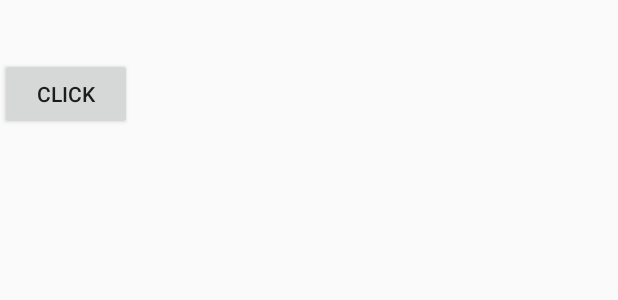
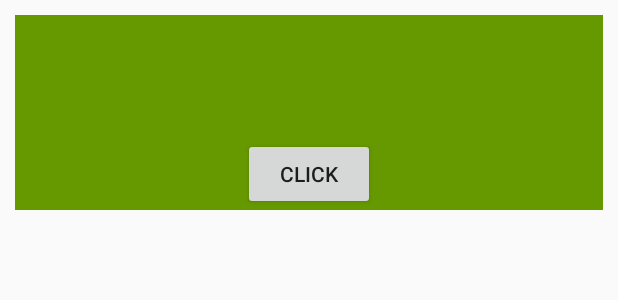
Before and after one commit to janishar/PlaceHolderView, an Android app: the layout item_view_2.xml on its own in the app's theme, with its tools: preview values and no code run, on a phone screen of 412 x 824 dp. Shown: the top 300 px of the screen. Run offline under Robolectric (Android 15) with nearby library versions, the phone set to English and light mode, and no system bars.

Commit message:
view test

```diff
--- a/PlaceHolderViewLib/app/build.gradle
+++ b/PlaceHolderViewLib/app/build.gradle
@@ -22,7 +22,7 @@ android {
 dependencies {
     compile fileTree(dir: 'libs', include: ['*.jar'])
     testCompile 'junit:junit:4.12'
-    compile 'com.android.support:appcompat-v7:23.+'
+    compile 'com.android.support:appcompat-v7:23.4.0'
     compile 'com.mindorks:butterknifelite:0.0.1'
     compile 'com.mindorks:placeholderview:0.0.1-beta2'
 }
--- a/PlaceHolderViewLib/app/src/main/res/layout/activity_main.xml
+++ b/PlaceHolderViewLib/app/src/main/res/layout/activity_main.xml
@@ -3,14 +3,10 @@
     xmlns:tools="http://schemas.android.com/tools"
     android:layout_width="match_parent"
     android:layout_height="match_parent"
-    android:paddingBottom="@dimen/activity_vertical_margin"
-    android:paddingLeft="@dimen/activity_horizontal_margin"
-    android:paddingRight="@dimen/activity_horizontal_margin"
-    android:paddingTop="@dimen/activity_vertical_margin"
     tools:context="com.mindorks.test.MainActivity">
     <com.mindorks.placeholderview.PlaceHolderView
         android:id="@+id/placeHolderView"
-        android:layout_width="wrap_content"
+        android:layout_width="match_parent"
         android:layout_height="wrap_content"
         android:text="Hello World!" />
 </RelativeLayout>
--- a/PlaceHolderViewLib/app/src/main/res/layout/item_view_2.xml
+++ b/PlaceHolderViewLib/app/src/main/res/layout/item_view_2.xml
@@ -1,20 +1,35 @@
 <?xml version="1.0" encoding="utf-8"?>
-<LinearLayout
+<FrameLayout
     xmlns:android="http://schemas.android.com/apk/res/android"
     android:orientation="vertical"
     android:layout_width="match_parent"
     android:layout_height="wrap_content">
+    <ImageView
+        android:layout_width="match_parent"
+        android:layout_height="150dp"
+        android:src="@android:color/holo_green_dark"
+        android:padding="10dp"/>
     <TextView
         android:id="@+id/txt1"
+        android:layout_gravity="center"
+        android:textSize="16dp"
+        android:layout_marginRight="20dp"
+        android:textColor="@android:color/white"
         android:layout_width="wrap_content"
         android:layout_height="wrap_content" />
     <TextView
         android:id="@+id/txt2"
+        android:layout_gravity="center"
+        android:textSize="16dp"
+        android:layout_marginLeft="20dp"
+        android:textColor="@android:color/white"
         android:layout_width="wrap_content"
         android:layout_height="wrap_content" />
     <Button
         android:id="@+id/btn"
+        android:layout_gravity="bottom|center"
+        android:layout_marginBottom="10dp"
         android:layout_width="wrap_content"
         android:layout_height="wrap_content"
         android:text="CLICK"/>
-</LinearLayout>
+</FrameLayout>
```
Also changed, not shown: PlaceHolderViewLib/app/src/main/java/com/mindorks/test/MainActivity.java (+1 -2 lines), PlaceHolderViewLib/app/src/main/java/com/mindorks/test/View1.java (+2 -2 lines), PlaceHolderViewLib/app/src/main/java/com/mindorks/test/View2.java (+6 -4 lines), PlaceHolderViewLib/app/src/main/res/layout/item_view_1.xml (+12 -2 lines).
